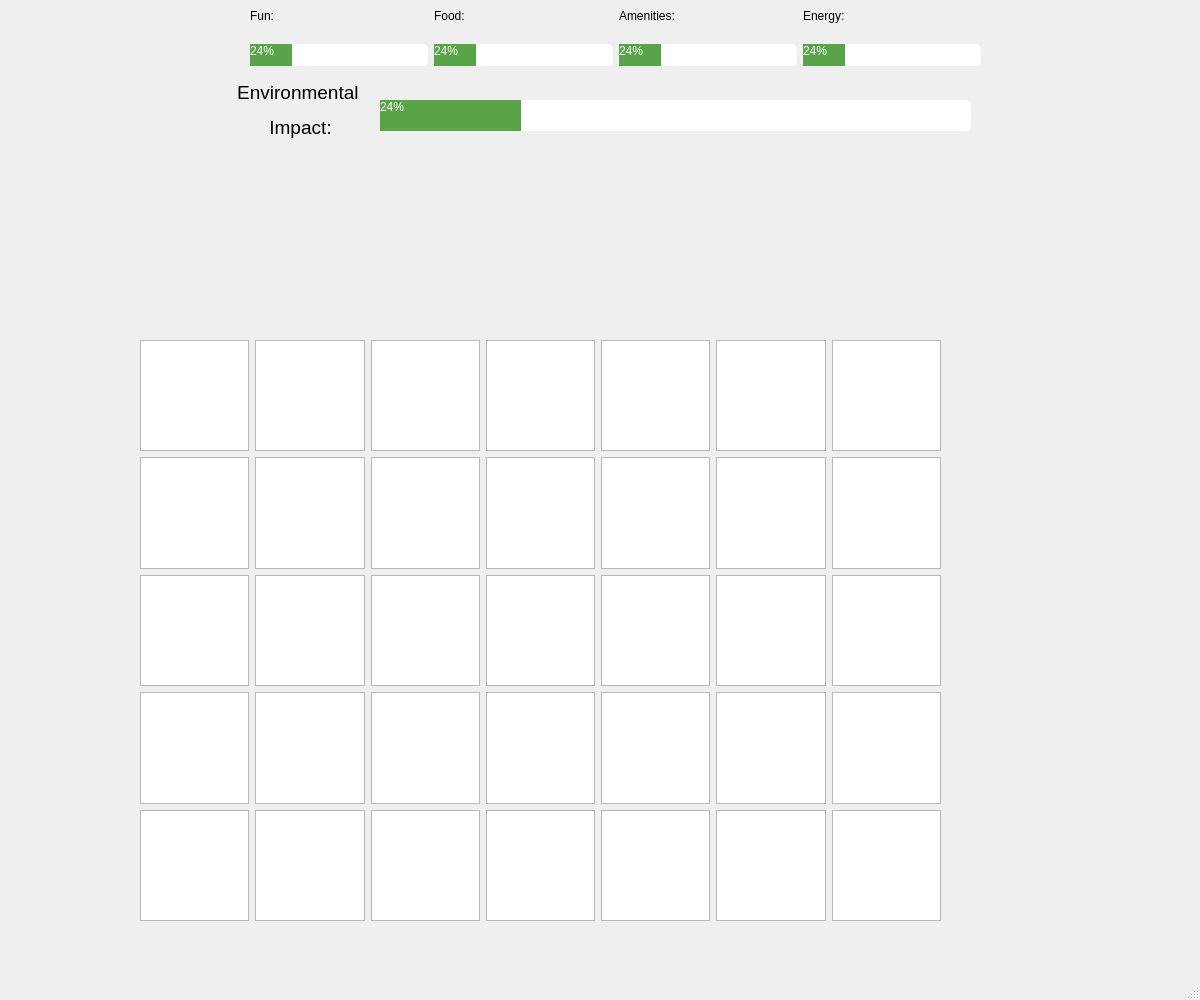
First picture: the form in SpaceMonkeys/mainwindow.ui, repository ishaanrajan/Environmental-Education-App, before the edit.
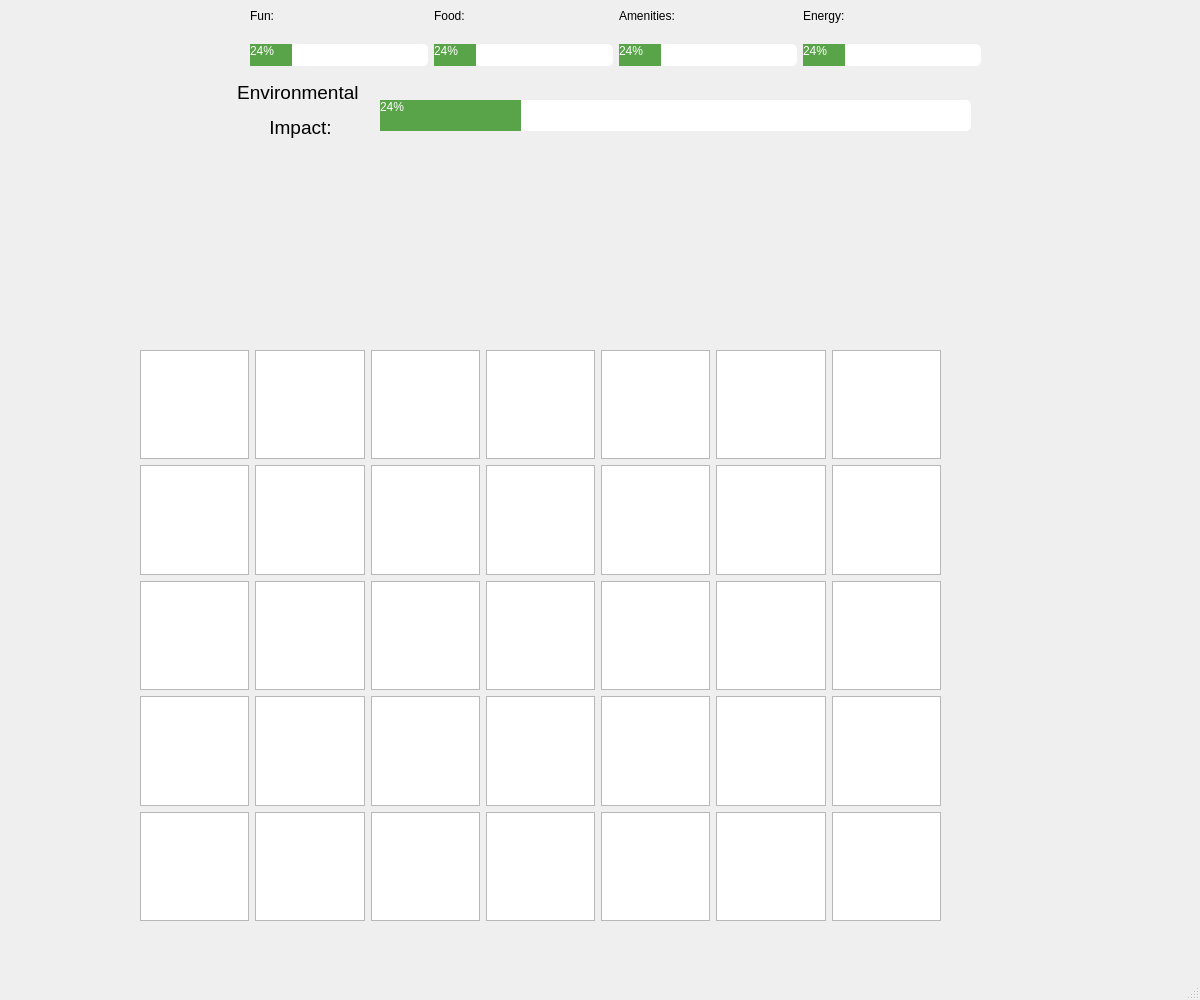
Second picture: the form after the edit. Icons and pictures are not drawn. Custom widgets are drawn as their Qt base class.

Commit message: Images not fit to grid blocks

```diff
--- a/SpaceMonkeys/mainwindow.ui
+++ b/SpaceMonkeys/mainwindow.ui
@@ -218,116 +218,361 @@
     <property name="geometry">
      <rect>
       <x>140</x>
-      <y>340</y>
+      <y>350</y>
       <width>801</width>
-      <height>581</height>
+      <height>571</height>
      </rect>
     </property>
     <layout class="QGridLayout" name="gameBoardGrid" rowstretch="100,100,100,100,100" columnstretch="100,100,100,100,100,100,100">
      <item row="1" column="3">
-      <widget class="QListWidget" name="listWidget2_4"/>
+      <widget class="GridBlocks" name="listWidget2_4">
+       <property name="verticalScrollBarPolicy">
+        <enum>Qt::ScrollBarAlwaysOff</enum>
+       </property>
+       <property name="horizontalScrollBarPolicy">
+        <enum>Qt::ScrollBarAlwaysOff</enum>
+       </property>
+      </widget>
      </item>
      <item row="4" column="2">
-      <widget class="QListWidget" name="listWidget5_3"/>
+      <widget class="GridBlocks" name="listWidget5_3">
+       <property name="verticalScrollBarPolicy">
+        <enum>Qt::ScrollBarAlwaysOff</enum>
+       </property>
+       <property name="horizontalScrollBarPolicy">
+        <enum>Qt::ScrollBarAlwaysOff</enum>
+       </property>
+      </widget>
      </item>
      <item row="4" column="5">
-      <widget class="QListWidget" name="listWidget5_6"/>
+      <widget class="GridBlocks" name="listWidget5_6">
+       <property name="verticalScrollBarPolicy">
+        <enum>Qt::ScrollBarAlwaysOff</enum>
+       </property>
+       <property name="horizontalScrollBarPolicy">
+        <enum>Qt::ScrollBarAlwaysOff</enum>
+       </property>
+      </widget>
      </item>
      <item row="3" column="1">
-      <widget class="QListWidget" name="listWidget4_2"/>
+      <widget class="GridBlocks" name="listWidget4_2">
+       <property name="verticalScrollBarPolicy">
+        <enum>Qt::ScrollBarAlwaysOff</enum>
+       </property>
+       <property name="horizontalScrollBarPolicy">
+        <enum>Qt::ScrollBarAlwaysOff</enum>
+       </property>
+      </widget>
      </item>
      <item row="3" column="2">
-      <widget class="QListWidget" name="listWidget4_3"/>
+      <widget class="GridBlocks" name="listWidget4_3">
+       <property name="verticalScrollBarPolicy">
+        <enum>Qt::ScrollBarAlwaysOff</enum>
+       </property>
+       <property name="horizontalScrollBarPolicy">
+        <enum>Qt::ScrollBarAlwaysOff</enum>
+       </property>
+      </widget>
      </item>
      <item row="1" column="0">
-      <widget class="QListWidget" name="listWidget2_1"/>
+      <widget class="GridBlocks" name="listWidget2_1">
+       <property name="verticalScrollBarPolicy">
+        <enum>Qt::ScrollBarAlwaysOff</enum>
+       </property>
+       <property name="horizontalScrollBarPolicy">
+        <enum>Qt::ScrollBarAlwaysOff</enum>
+       </property>
+      </widget>
      </item>
      <item row="2" column="3">
-      <widget class="QListWidget" name="listWidget3_4"/>
+      <widget class="GridBlocks" name="listWidget3_4">
+       <property name="verticalScrollBarPolicy">
+        <enum>Qt::ScrollBarAlwaysOff</enum>
+       </property>
+       <property name="horizontalScrollBarPolicy">
+        <enum>Qt::ScrollBarAlwaysOff</enum>
+       </property>
+      </widget>
      </item>
      <item row="1" column="1">
-      <widget class="QListWidget" name="listWidget2_2"/>
+      <widget class="GridBlocks" name="listWidget2_2">
+       <property name="verticalScrollBarPolicy">
+        <enum>Qt::ScrollBarAlwaysOff</enum>
+       </property>
+       <property name="horizontalScrollBarPolicy">
+        <enum>Qt::ScrollBarAlwaysOff</enum>
+       </property>
+      </widget>
      </item>
      <item row="4" column="4">
-      <widget class="QListWidget" name="listWidget5_5"/>
+      <widget class="GridBlocks" name="listWidget5_5">
+       <property name="verticalScrollBarPolicy">
+        <enum>Qt::ScrollBarAlwaysOff</enum>
+       </property>
+       <property name="horizontalScrollBarPolicy">
+        <enum>Qt::ScrollBarAlwaysOff</enum>
+       </property>
+      </widget>
      </item>
      <item row="0" column="4">
-      <widget class="QListWidget" name="listWidget1_5"/>
+      <widget class="GridBlocks" name="listWidget1_5">
+       <property name="verticalScrollBarPolicy">
+        <enum>Qt::ScrollBarAlwaysOff</enum>
+       </property>
+       <property name="horizontalScrollBarPolicy">
+        <enum>Qt::ScrollBarAlwaysOff</enum>
+       </property>
+      </widget>
      </item>
      <item row="0" column="1">
-      <widget class="QListWidget" name="listWidget1_2"/>
+      <widget class="GridBlocks" name="listWidget1_2">
+       <property name="verticalScrollBarPolicy">
+        <enum>Qt::ScrollBarAlwaysOff</enum>
+       </property>
+       <property name="horizontalScrollBarPolicy">
+        <enum>Qt::ScrollBarAlwaysOff</enum>
+       </property>
+      </widget>
      </item>
      <item row="4" column="0">
-      <widget class="QListWidget" name="listWidget5_1"/>
+      <widget class="GridBlocks" name="listWidget5_1">
+       <property name="verticalScrollBarPolicy">
+        <enum>Qt::ScrollBarAlwaysOff</enum>
+       </property>
+       <property name="horizontalScrollBarPolicy">
+        <enum>Qt::ScrollBarAlwaysOff</enum>
+       </property>
+      </widget>
      </item>
      <item row="1" column="5">
-      <widget class="QListWidget" name="listWidget2_6"/>
+      <widget class="GridBlocks" name="listWidget2_6">
+       <property name="verticalScrollBarPolicy">
+        <enum>Qt::ScrollBarAlwaysOff</enum>
+       </property>
+       <property name="horizontalScrollBarPolicy">
+        <enum>Qt::ScrollBarAlwaysOff</enum>
+       </property>
+      </widget>
      </item>
      <item row="4" column="3">
-      <widget class="QListWidget" name="listWidget5_4"/>
+      <widget class="GridBlocks" name="listWidget5_4">
+       <property name="verticalScrollBarPolicy">
+        <enum>Qt::ScrollBarAlwaysOff</enum>
+       </property>
+       <property name="horizontalScrollBarPolicy">
+        <enum>Qt::ScrollBarAlwaysOff</enum>
+       </property>
+      </widget>
      </item>
      <item row="4" column="1">
-      <widget class="QListWidget" name="listWidget5_2"/>
+      <widget class="GridBlocks" name="listWidget5_2">
+       <property name="verticalScrollBarPolicy">
+        <enum>Qt::ScrollBarAlwaysOff</enum>
+       </property>
+       <property name="horizontalScrollBarPolicy">
+        <enum>Qt::ScrollBarAlwaysOff</enum>
+       </property>
+      </widget>
      </item>
      <item row="2" column="1">
-      <widget class="QListWidget" name="listWidget3_2"/>
+      <widget class="GridBlocks" name="listWidget3_2">
+       <property name="verticalScrollBarPolicy">
+        <enum>Qt::ScrollBarAlwaysOff</enum>
+       </property>
+       <property name="horizontalScrollBarPolicy">
+        <enum>Qt::ScrollBarAlwaysOff</enum>
+       </property>
+      </widget>
      </item>
      <item row="2" column="5">
-      <widget class="QListWidget" name="listWidget3_6"/>
+      <widget class="GridBlocks" name="listWidget3_6">
+       <property name="verticalScrollBarPolicy">
+        <enum>Qt::ScrollBarAlwaysOff</enum>
+       </property>
+       <property name="horizontalScrollBarPolicy">
+        <enum>Qt::ScrollBarAlwaysOff</enum>
+       </property>
+      </widget>
      </item>
      <item row="1" column="2">
-      <widget class="QListWidget" name="listWidget2_3"/>
+      <widget class="GridBlocks" name="listWidget2_3">
+       <property name="verticalScrollBarPolicy">
+        <enum>Qt::ScrollBarAlwaysOff</enum>
+       </property>
+       <property name="horizontalScrollBarPolicy">
+        <enum>Qt::ScrollBarAlwaysOff</enum>
+       </property>
+      </widget>
      </item>
      <item row="2" column="0">
-      <widget class="QListWidget" name="listWidget3_1"/>
+      <widget class="GridBlocks" name="listWidget3_1">
+       <property name="verticalScrollBarPolicy">
+        <enum>Qt::ScrollBarAlwaysOff</enum>
+       </property>
+       <property name="horizontalScrollBarPolicy">
+        <enum>Qt::ScrollBarAlwaysOff</enum>
+       </property>
+      </widget>
      </item>
      <item row="3" column="3">
-      <widget class="QListWidget" name="listWidget4_4"/>
+      <widget class="GridBlocks" name="listWidget4_4">
+       <property name="verticalScrollBarPolicy">
+        <enum>Qt::ScrollBarAlwaysOff</enum>
+       </property>
+       <property name="horizontalScrollBarPolicy">
+        <enum>Qt::ScrollBarAlwaysOff</enum>
+       </property>
+      </widget>
      </item>
      <item row="0" column="0">
-      <widget class="GridBlocks" name="listWidget1_1"/>
+      <widget class="GridBlocks" name="listWidget1_1">
+       <property name="verticalScrollBarPolicy">
+        <enum>Qt::ScrollBarAlwaysOff</enum>
+       </property>
+       <property name="horizontalScrollBarPolicy">
+        <enum>Qt::ScrollBarAlwaysOff</enum>
+       </property>
+      </widget>
      </item>
      <item row="0" column="2">
-      <widget class="QListWidget" name="listWidget1_3"/>
+      <widget class="GridBlocks" name="listWidget1_3">
+       <property name="verticalScrollBarPolicy">
+        <enum>Qt::ScrollBarAlwaysOff</enum>
+       </property>
+       <property name="horizontalScrollBarPolicy">
+        <enum>Qt::ScrollBarAlwaysOff</enum>
+       </property>
+      </widget>
      </item>
      <item row="0" column="5">
-      <widget class="QListWidget" name="listWidget1_6"/>
+      <widget class="GridBlocks" name="listWidget1_6">
+       <property name="verticalScrollBarPolicy">
+        <enum>Qt::ScrollBarAlwaysOff</enum>
+       </property>
+       <property name="horizontalScrollBarPolicy">
+        <enum>Qt::ScrollBarAlwaysOff</enum>
+       </property>
+      </widget>
      </item>
      <item row="0" column="3">
-      <widget class="QListWidget" name="listWidget1_4"/>
+      <widget class="GridBlocks" name="listWidget1_4">
+       <property name="verticalScrollBarPolicy">
+        <enum>Qt::ScrollBarAlwaysOff</enum>
+       </property>
+       <property name="horizontalScrollBarPolicy">
+        <enum>Qt::ScrollBarAlwaysOff</enum>
+       </property>
+      </widget>
      </item>
      <item row="1" column="4">
-      <widget class="QListWidget" name="listWidget2_5"/>
+      <widget class="GridBlocks" name="listWidget2_5">
+       <property name="verticalScrollBarPolicy">
+        <enum>Qt::ScrollBarAlwaysOff</enum>
+       </property>
+       <property name="horizontalScrollBarPolicy">
+        <enum>Qt::ScrollBarAlwaysOff</enum>
+       </property>
+      </widget>
      </item>
      <item row="3" column="5">
-      <widget class="QListWidget" name="listWidget4_6"/>
+      <widget class="GridBlocks" name="listWidget4_6">
+       <property name="verticalScrollBarPolicy">
+        <enum>Qt::ScrollBarAlwaysOff</enum>
+       </property>
+       <property name="horizontalScrollBarPolicy">
+        <enum>Qt::ScrollBarAlwaysOff</enum>
+       </property>
+      </widget>
      </item>
      <item row="2" column="2">
-      <widget class="QListWidget" name="listWidget3_3"/>
+      <widget class="GridBlocks" name="listWidget3_3">
+       <property name="verticalScrollBarPolicy">
+        <enum>Qt::ScrollBarAlwaysOff</enum>
+       </property>
+       <property name="horizontalScrollBarPolicy">
+        <enum>Qt::ScrollBarAlwaysOff</enum>
+       </property>
+      </widget>
      </item>
      <item row="3" column="0">
-      <widget class="QListWidget" name="listWidget4_1"/>
+      <widget class="GridBlocks" name="listWidget4_1">
+       <property name="verticalScrollBarPolicy">
+        <enum>Qt::ScrollBarAlwaysOff</enum>
+       </property>
+       <property name="horizontalScrollBarPolicy">
+        <enum>Qt::ScrollBarAlwaysOff</enum>
+       </property>
+      </widget>
      </item>
      <item row="2" column="4">
-      <widget class="QListWidget" name="listWidget3_5"/>
+      <widget class="GridBlocks" name="listWidget3_5">
+       <property name="verticalScrollBarPolicy">
+        <enum>Qt::ScrollBarAlwaysOff</enum>
+       </property>
+       <property name="horizontalScrollBarPolicy">
+        <enum>Qt::ScrollBarAlwaysOff</enum>
+       </property>
+      </widget>
      </item>
      <item row="3" column="4">
-      <widget class="QListWidget" name="listWidget4_5"/>
-     </item>
-     <item row="0" column="6">
-      <widget class="QListWidget" name="listWidget1_7"/>
+      <widget class="GridBlocks" name="listWidget4_5">
+       <property name="verticalScrollBarPolicy">
+        <enum>Qt::ScrollBarAlwaysOff</enum>
+       </property>
+       <property name="horizontalScrollBarPolicy">
+        <enum>Qt::ScrollBarAlwaysOff</enum>
+       </property>
+      </widget>
      </item>
      <item row="1" column="6">
-      <widget class="QListWidget" name="listWidget2_7"/>
+      <widget class="GridBlocks" name="listWidget2_7">
+       <property name="verticalScrollBarPolicy">
+        <enum>Qt::ScrollBarAlwaysOff</enum>
+       </property>
+       <property name="horizontalScrollBarPolicy">
+        <enum>Qt::ScrollBarAlwaysOff</enum>
+       </property>
+      </widget>
      </item>
      <item row="2" column="6">
-      <widget class="QListWidget" name="listWidget3_7"/>
+      <widget class="GridBlocks" name="listWidget3_7">
+       <property name="verticalScrollBarPolicy">
+        <enum>Qt::ScrollBarAlwaysOff</enum>
+       </property>
+       <property name="horizontalScrollBarPolicy">
+        <enum>Qt::ScrollBarAlwaysOff</enum>
+       </property>
+      </widget>
      </item>
      <item row="3" column="6">
-      <widget class="QListWidget" name="listWidget4_7"/>
+      <widget class="GridBlocks" name="listWidget4_7">
+       <property name="verticalScrollBarPolicy">
+        <enum>Qt::ScrollBarAlwaysOff</enum>
+       </property>
+       <property name="horizontalScrollBarPolicy">
+        <enum>Qt::ScrollBarAlwaysOff</enum>
+       </property>
+      </widget>
      </item>
      <item row="4" column="6">
-      <widget class="QListWidget" name="listWidget5_7"/>
+      <widget class="GridBlocks" name="listWidget5_7">
+       <property name="verticalScrollBarPolicy">
+        <enum>Qt::ScrollBarAlwaysOff</enum>
+       </property>
+       <property name="horizontalScrollBarPolicy">
+        <enum>Qt::ScrollBarAlwaysOff</enum>
+       </property>
+      </widget>
+     </item>
+     <item row="0" column="6">
+      <widget class="GridBlocks" name="listWidget1_7">
+       <property name="verticalScrollBarPolicy">
+        <enum>Qt::ScrollBarAlwaysOff</enum>
+       </property>
+       <property name="horizontalScrollBarPolicy">
+        <enum>Qt::ScrollBarAlwaysOff</enum>
+       </property>
+      </widget>
      </item>
     </layout>
    </widget>
```
Left out of the diff: 2 changed lines with no effect on the pictures. The commit also changes 1 other file.
